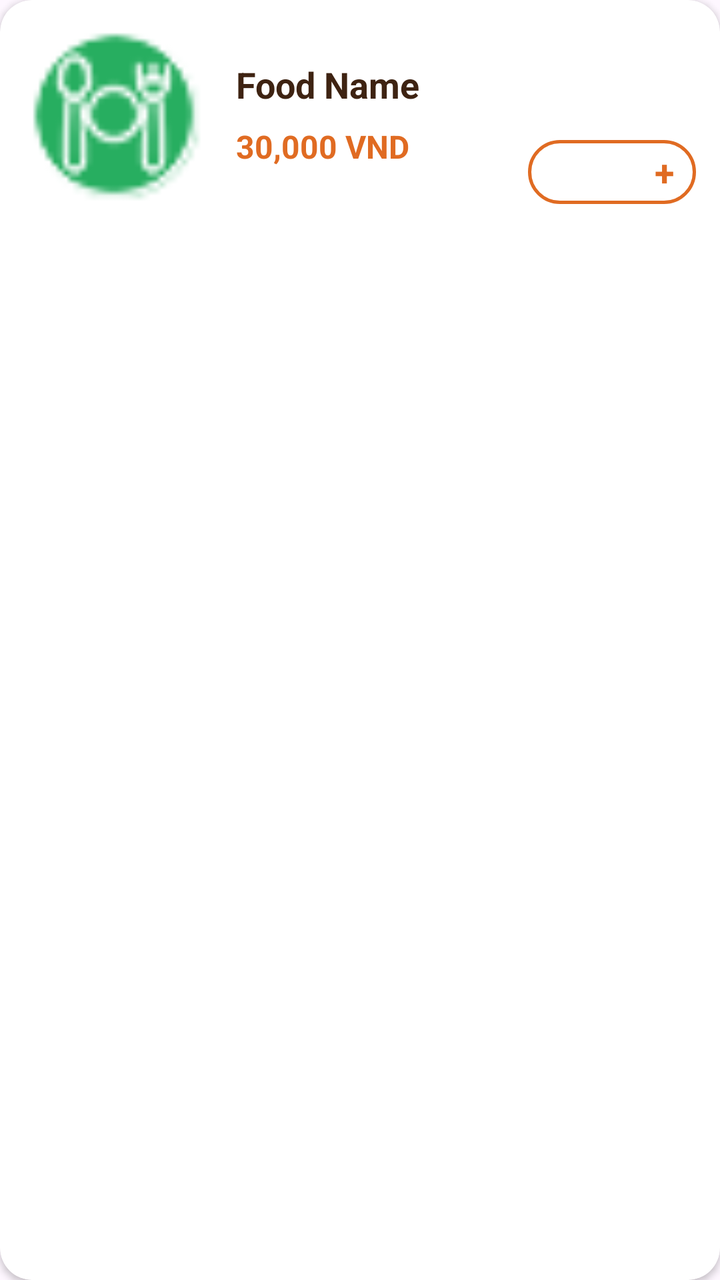
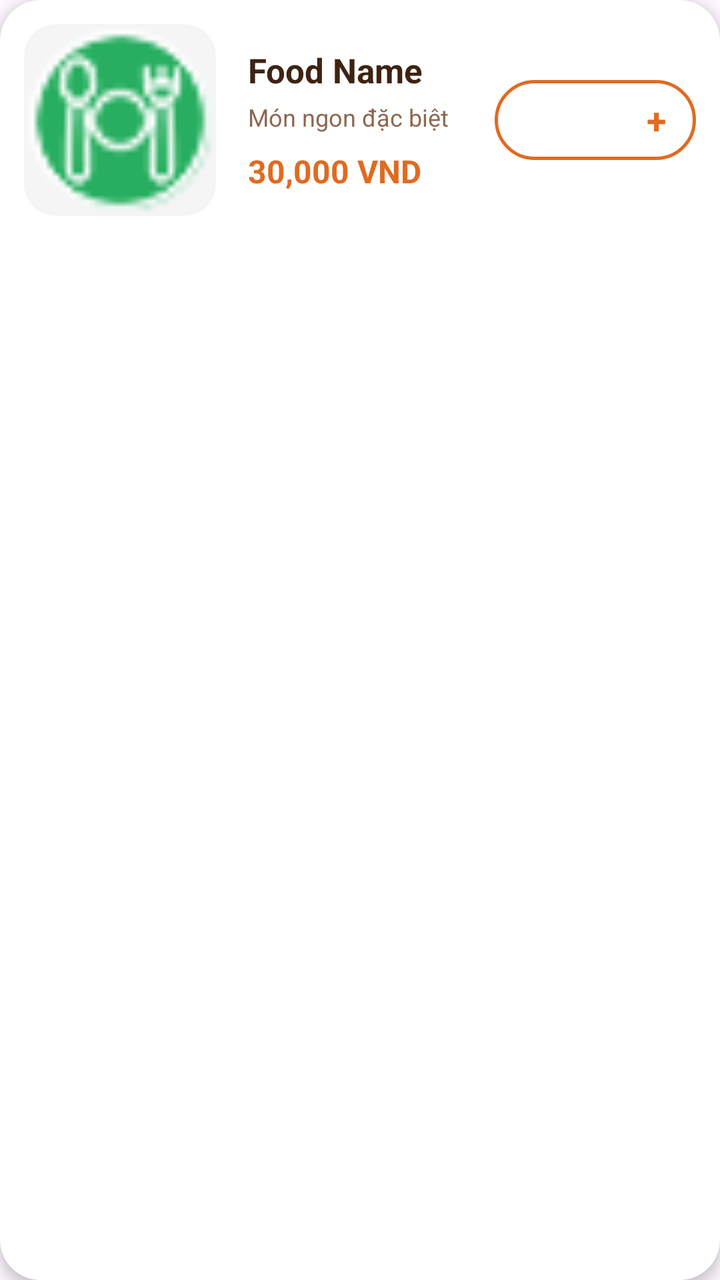

Screens rendered from an Android XML layout before and after an edit, with the pre-edit source and the edit as a unified diff.
<!-- AndroidManifest.xml: application theme Theme.Project_1 -->
<!-- res/layout/row_food.xml -->
<?xml version="1.0" encoding="utf-8"?>
<androidx.cardview.widget.CardView xmlns:android="http://schemas.android.com/apk/res/android"
    xmlns:app="http://schemas.android.com/apk/res-auto"
    android:layout_width="match_parent"
    android:layout_height="wrap_content"
    android:layout_marginHorizontal="16dp"
    android:layout_marginVertical="8dp"
    android:clickable="true"
    android:focusable="true"
    android:foreground="?attr/selectableItemBackground"
    app:cardCornerRadius="16dp"
    app:cardElevation="2dp"
    app:cardBackgroundColor="@color/colorCardBackground">

    <LinearLayout
        android:layout_width="match_parent"
        android:layout_height="wrap_content"
        android:orientation="horizontal"
        android:padding="12dp">

        <androidx.cardview.widget.CardView
            android:layout_width="90dp"
            android:layout_height="90dp"
            app:cardCornerRadius="12dp"
            app:cardElevation="0dp">

            <ImageView
                android:id="@+id/ivFood"
                android:layout_width="match_parent"
                android:layout_height="match_parent"
                android:scaleType="centerCrop"
                android:src="@drawable/ic_food" />
        </androidx.cardview.widget.CardView>

        <LinearLayout
            android:layout_width="0dp"
            android:layout_height="wrap_content"
            android:layout_gravity="center_vertical"
            android:layout_weight="1"
            android:orientation="vertical"
            android:paddingStart="16dp">

            <TextView
                android:id="@+id/tvFoodName"
                android:layout_width="match_parent"
                android:layout_height="wrap_content"
                android:text="Food Name"
                android:textColor="@color/colorTextPrimary"
                android:textSize="18sp"
                android:textStyle="bold" />

            <TextView
                android:id="@+id/tvFoodPrice"
                android:layout_width="match_parent"
                android:layout_height="wrap_content"
                android:layout_marginTop="8dp"
                android:text="30,000 VND"
                android:textColor="@color/colorPrimary"
                android:textSize="16sp"
                android:textStyle="bold" />

        </LinearLayout>

        <LinearLayout
            android:layout_width="wrap_content"
            android:layout_height="wrap_content"
            android:layout_gravity="bottom"
            android:gravity="center"
            android:orientation="horizontal"
            android:background="@drawable/bg_green_border_button"
            android:padding="2dp">

            <TextView
                android:id="@+id/tvMinus"
                android:layout_width="28dp"
                android:layout_height="28dp"
                android:gravity="center"
                android:text="-"
                android:textColor="@color/colorPrimary"
                android:textSize="18sp"
                android:textStyle="bold"
                android:visibility="invisible" />

            <TextView
                android:id="@+id/tvQuantity"
                android:layout_width="wrap_content"
                android:layout_height="wrap_content"
                android:layout_marginHorizontal="8dp"
                android:text="0"
                android:textColor="@color/colorTextPrimary"
                android:textSize="14sp"
                android:textStyle="bold"
                android:visibility="invisible" />

            <TextView
                android:id="@+id/tvPlus"
                android:layout_width="28dp"
                android:layout_height="28dp"
                android:gravity="center"
                android:text="+"
                android:textColor="@color/colorPrimary"
                android:textSize="18sp"
                android:textStyle="bold" />

        </LinearLayout>

    </LinearLayout>

</androidx.cardview.widget.CardView>
<!-- resources referenced by this layout -->
<resources>
  <color name="colorCardBackground">#FFFFFF</color>
  <color name="colorPrimary">#E06B22</color>
  <color name="colorTextPrimary">#3E2312</color>
  <!-- drawable bg_green_border_button (drawable) -->
  <?xml version="1.0" encoding="utf-8"?>
  <shape xmlns:android="http://schemas.android.com/apk/res/android">
      <solid android:color="@color/white" />
      <stroke
          android:width="1.5dp"
          android:color="@color/colorPrimary" />
      <corners android:radius="20dp" />
  </shape>
  <!-- drawable ic_food: png bitmap (drawable, 1960 bytes) -->
  <style name="Theme.Project_1" parent="Base.Theme.Project_1" />
  <color name="white">#FFFFFF</color>
  <style name="Base.Theme.Project_1" parent="Theme.Material3.DayNight.NoActionBar">
      </style>
</resources>

<!-- the commit's change to res/layout/row_food.xml (unified diff, before → after) -->
@@ -8,21 +8,23 @@
     android:clickable="true"
     android:focusable="true"
     android:foreground="?attr/selectableItemBackground"
-    app:cardCornerRadius="16dp"
-    app:cardElevation="2dp"
+    app:cardCornerRadius="20dp"
+    app:cardElevation="4dp"
     app:cardBackgroundColor="@color/colorCardBackground">
 
     <LinearLayout
         android:layout_width="match_parent"
         android:layout_height="wrap_content"
         android:orientation="horizontal"
-        android:padding="12dp">
+        android:padding="12dp"
+        android:gravity="center_vertical">
 
         <androidx.cardview.widget.CardView
-            android:layout_width="90dp"
-            android:layout_height="90dp"
-            app:cardCornerRadius="12dp"
-            app:cardElevation="0dp">
+            android:layout_width="96dp"
+            android:layout_height="96dp"
+            app:cardCornerRadius="16dp"
+            app:cardElevation="0dp"
+            app:cardBackgroundColor="#F5F5F5">
 
             <ImageView
                 android:id="@+id/ivFood"
@@ -35,7 +37,6 @@
         <LinearLayout
             android:layout_width="0dp"
             android:layout_height="wrap_content"
-            android:layout_gravity="center_vertical"
             android:layout_weight="1"
             android:orientation="vertical"
             android:paddingStart="16dp">
@@ -46,8 +47,16 @@
                 android:layout_height="wrap_content"
                 android:text="Food Name"
                 android:textColor="@color/colorTextPrimary"
-                android:textSize="18sp"
+                android:textSize="17sp"
                 android:textStyle="bold" />
+
+            <TextView
+                android:layout_width="wrap_content"
+                android:layout_height="wrap_content"
+                android:layout_marginTop="4dp"
+                android:text="Món ngon đặc biệt"
+                android:textColor="@color/colorTextSecondary"
+                android:textSize="12sp" />
 
             <TextView
                 android:id="@+id/tvFoodPrice"
@@ -64,16 +73,16 @@
         <LinearLayout
             android:layout_width="wrap_content"
             android:layout_height="wrap_content"
-            android:layout_gravity="bottom"
+            android:layout_gravity="center_vertical"
+            android:background="@drawable/bg_green_border_button"
             android:gravity="center"
             android:orientation="horizontal"
-            android:background="@drawable/bg_green_border_button"
-            android:padding="2dp">
+            android:padding="4dp">
 
             <TextView
                 android:id="@+id/tvMinus"
-                android:layout_width="28dp"
-                android:layout_height="28dp"
+                android:layout_width="32dp"
+                android:layout_height="32dp"
                 android:gravity="center"
                 android:text="-"
                 android:textColor="@color/colorPrimary"
@@ -85,17 +94,17 @@
                 android:id="@+id/tvQuantity"
                 android:layout_width="wrap_content"
                 android:layout_height="wrap_content"
-                android:layout_marginHorizontal="8dp"
+                android:layout_marginHorizontal="10dp"
                 android:text="0"
                 android:textColor="@color/colorTextPrimary"
-                android:textSize="14sp"
+                android:textSize="15sp"
                 android:textStyle="bold"
                 android:visibility="invisible" />
 
             <TextView
                 android:id="@+id/tvPlus"
-                android:layout_width="28dp"
-                android:layout_height="28dp"
+                android:layout_width="32dp"
+                android:layout_height="32dp"
                 android:gravity="center"
                 android:text="+"
                 android:textColor="@color/colorPrimary"
<!-- resource entries referenced after the edit -->
@@ -3,6 +3,7 @@
   <color name="colorCardBackground">#FFFFFF</color>
   <color name="colorPrimary">#E06B22</color>
   <color name="colorTextPrimary">#3E2312</color>
+  <color name="colorTextSecondary">#8C6851</color>
   <!-- drawable bg_green_border_button (drawable) -->
   <?xml version="1.0" encoding="utf-8"?>
   <shape xmlns:android="http://schemas.android.com/apk/res/android">
